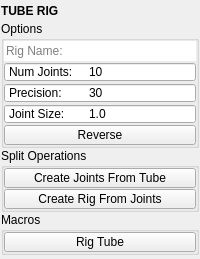
m3trik/mayatk, file mayatk/rig_utils/tube_rig.ui: the form before one commit.
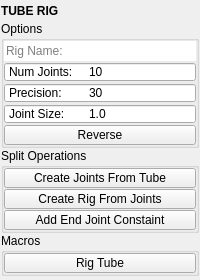
The form after the commit. Custom widgets are drawn as their Qt base class.

```diff
--- a/mayatk/rig_utils/tube_rig.ui
+++ b/mayatk/rig_utils/tube_rig.ui
@@ -7,7 +7,7 @@
     <x>0</x>
     <y>0</y>
     <width>200</width>
-    <height>259</height>
+    <height>280</height>
    </rect>
   </property>
   <property name="tabShape">
@@ -373,6 +373,46 @@
            </property>
           </widget>
          </item>
+         <item row="5" column="0">
+          <widget class="QPushButton" name="b003">
+           <property name="enabled">
+            <bool>true</bool>
+           </property>
+           <property name="minimumSize">
+            <size>
+             <width>0</width>
+             <height>20</height>
+            </size>
+           </property>
+           <property name="maximumSize">
+            <size>
+             <width>999</width>
+             <height>20</height>
+            </size>
+           </property>
+           <property name="toolTip">
+            <string>&lt;html&gt;&lt;head/&gt;&lt;body&gt;&lt;p&gt;Adds a joint at the tube's end and constrains it to the specified end fitting.&lt;/p&gt;&lt;p&gt;Select the root joint and the geo to constrain the end to.&lt;/p&gt;&lt;/body&gt;&lt;/html&gt;</string>
+           </property>
+           <property name="layoutDirection">
+            <enum>Qt::RightToLeft</enum>
+           </property>
+           <property name="text">
+            <string>Add End Joint Constaint</string>
+           </property>
+           <property name="autoDefault">
+            <bool>false</bool>
+           </property>
+           <property name="default">
+            <bool>false</bool>
+           </property>
+           <property name="flat">
+            <bool>false</bool>
+           </property>
+           <property name="bnabled" stdset="0">
+            <bool>true</bool>
+           </property>
+          </widget>
+         </item>
         </layout>
        </widget>
       </item>
```
